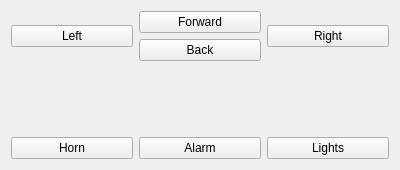
MSNR-seminarski/msnr-seminarski, file QtRobot/mainwindow.ui: the form before one commit.
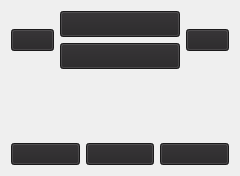
The form after the commit.

Patch:
```diff
--- a/QtRobot/mainwindow.ui
+++ b/QtRobot/mainwindow.ui
@@ -6,8 +6,8 @@
    <rect>
     <x>0</x>
     <y>0</y>
-    <width>400</width>
-    <height>170</height>
+    <width>240</width>
+    <height>176</height>
    </rect>
   </property>
   <property name="windowTitle">
@@ -19,8 +19,11 @@
      <layout class="QHBoxLayout" name="horizontalLayout_2">
       <item>
        <widget class="QPushButton" name="leftButton">
+        <property name="styleSheet">
+         <string>background: #262426</string>
+        </property>
         <property name="text">
-         <string>Left</string>
+         <string/>
         </property>
         <property name="autoRepeatDelay">
          <number>0</number>
@@ -34,8 +37,17 @@
        <layout class="QVBoxLayout" name="verticalLayout">
         <item>
          <widget class="QPushButton" name="forwardButton">
+          <property name="minimumSize">
+           <size>
+            <width>120</width>
+            <height>26</height>
+           </size>
+          </property>
+          <property name="styleSheet">
+           <string>background: #262426</string>
+          </property>
           <property name="text">
-           <string>Forward</string>
+           <string/>
           </property>
           <property name="autoRepeatDelay">
            <number>0</number>
@@ -47,8 +59,17 @@
         </item>
         <item>
          <widget class="QPushButton" name="backButton">
+          <property name="minimumSize">
+           <size>
+            <width>120</width>
+            <height>26</height>
+           </size>
+          </property>
+          <property name="styleSheet">
+           <string>background: #262426</string>
+          </property>
           <property name="text">
-           <string>Back</string>
+           <string/>
           </property>
           <property name="autoRepeatDelay">
            <number>0</number>
@@ -62,8 +83,11 @@
       </item>
       <item>
        <widget class="QPushButton" name="rightButton">
+        <property name="styleSheet">
+         <string notr="true">background: #262426</string>
+        </property>
         <property name="text">
-         <string>Right</string>
+         <string/>
         </property>
         <property name="autoRepeatDelay">
          <number>0</number>
@@ -92,8 +116,11 @@
      <layout class="QHBoxLayout" name="horizontalLayout">
       <item>
        <widget class="QPushButton" name="hornButton">
+        <property name="styleSheet">
+         <string notr="true">background: #262426</string>
+        </property>
         <property name="text">
-         <string>Horn</string>
+         <string/>
         </property>
         <property name="autoRepeatDelay">
          <number>0</number>
@@ -105,8 +132,11 @@
       </item>
       <item>
        <widget class="QPushButton" name="alarmButton">
+        <property name="styleSheet">
+         <string notr="true">background: #262426</string>
+        </property>
         <property name="text">
-         <string>Alarm</string>
+         <string/>
         </property>
         <property name="autoRepeatDelay">
          <number>0</number>
@@ -118,8 +148,11 @@
       </item>
       <item>
        <widget class="QPushButton" name="lightButton">
+        <property name="styleSheet">
+         <string notr="true">background: #262426</string>
+        </property>
         <property name="text">
-         <string>Lights</string>
+         <string/>
         </property>
        </widget>
       </item>
```
